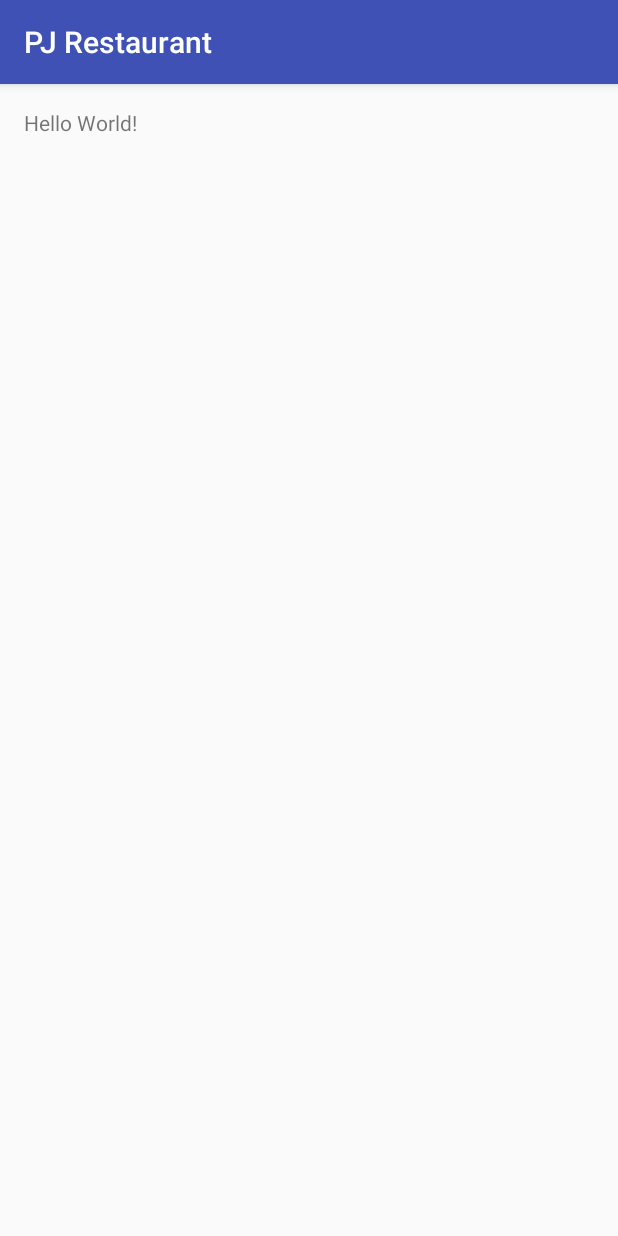
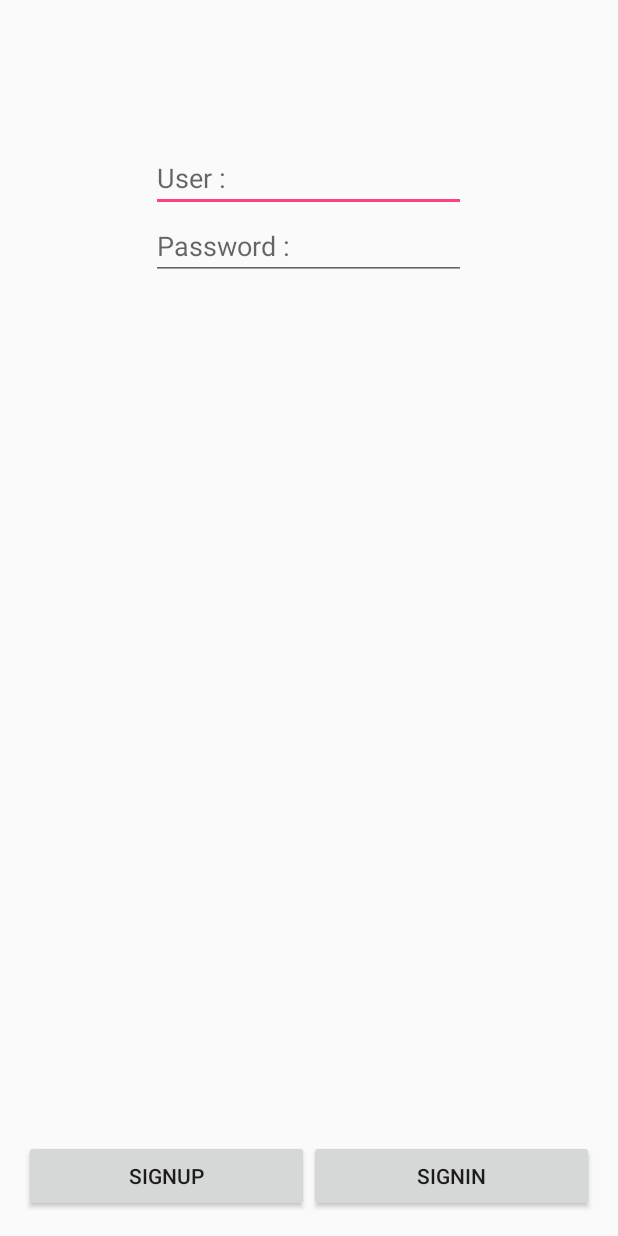
Before and after one commit to wannachatnaja/PJ-Restaurant, an Android app: the screen it shows after launch (MainActivity), on a phone screen of 412 x 824 dp. Run offline under Robolectric (Android 15) with nearby library versions, the phone set to English and light mode, and no system bars.

Commit message:
Desing ui main finish

```diff
--- a/app/src/main/res/layout/activity_main.xml
+++ b/app/src/main/res/layout/activity_main.xml
@@ -9,8 +9,47 @@
     android:paddingTop="@dimen/activity_vertical_margin"
     tools:context="poompunk.wannachat.kru.pjrestaurant.MainActivity">
 
-    <TextView
-        android:layout_width="wrap_content"
+    <LinearLayout
+        android:orientation="vertical"
+        android:layout_width="250dp"
         android:layout_height="wrap_content"
-        android:text="Hello World!" />
+        android:padding="20dp"
+        android:layout_centerHorizontal="true"
+        android:layout_marginTop="60dp">
+
+        <EditText
+            android:layout_width="match_parent"
+            android:layout_height="wrap_content"
+            android:id="@+id/editText"
+            android:hint="User :"
+            android:inputType="text" />
+
+        <EditText
+            android:layout_width="match_parent"
+            android:layout_height="wrap_content"
+            android:id="@+id/editText2"
+            android:hint="Password :"
+            android:inputType="textPassword" />
+    </LinearLayout>
+
+    <LinearLayout
+        android:orientation="horizontal"
+        android:layout_width="match_parent"
+        android:layout_height="wrap_content"
+        android:layout_alignParentBottom="true">
+
+        <Button
+            android:layout_width="wrap_content"
+            android:layout_height="wrap_content"
+            android:text="signup"
+            android:id="@+id/button"
+            android:layout_weight="1" />
+
+        <Button
+            android:layout_width="wrap_content"
+            android:layout_height="wrap_content"
+            android:text="signin"
+            android:id="@+id/button2"
+            android:layout_weight="1" />
+    </LinearLayout>
 </RelativeLayout>
--- a/app/src/main/res/values/styles.xml
+++ b/app/src/main/res/values/styles.xml
@@ -1,7 +1,7 @@
 <resources>
 
     <!-- Base application theme. -->
-    <style name="AppTheme" parent="Theme.AppCompat.Light.DarkActionBar">
+    <style name="AppTheme" parent="Theme.AppCompat.Light.NoActionBar">
         <!-- Customize your theme here. -->
         <item name="colorPrimary">@color/colorPrimary</item>
         <item name="colorPrimaryDark">@color/colorPrimaryDark</item>
```
